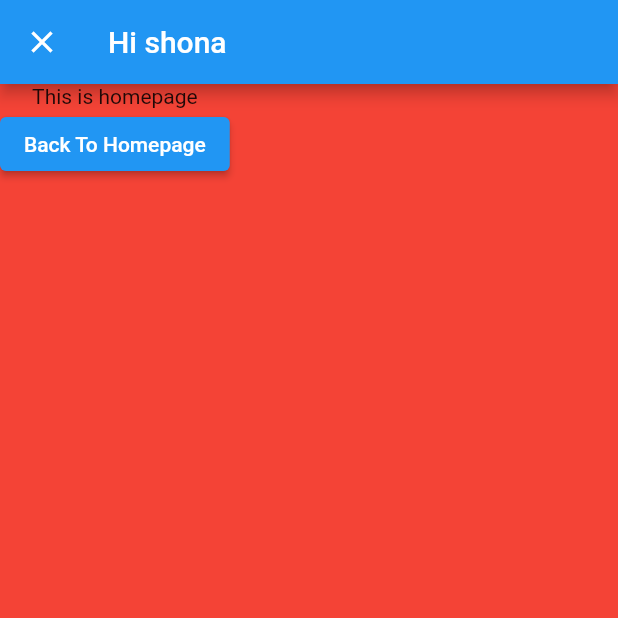
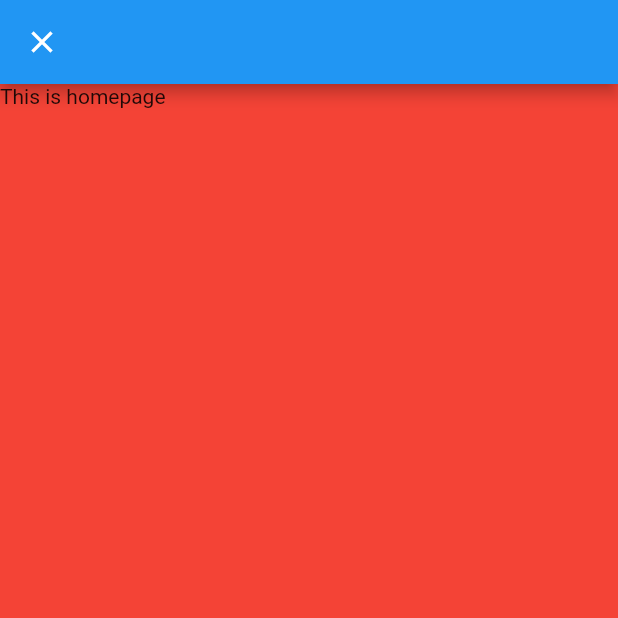
Before and after one commit to musfiqshanta/getX_project, a Flutter app: the screen it shows after launch, after a tap on "Go to Homepage", on a phone screen of 412 x 824 dp, the top half of it. Run offline on Flutter 3.47's test engine with Material 2 defaults, Android fonts, the phone set to English and light mode, and no system bars; our stand-ins replace get.

Commit message:
worker and bindigns

```diff
--- a/lib/controller.dart
+++ b/lib/controller.dart
@@ -1,6 +1,22 @@
+
 import 'package:flutter/material.dart';
 import 'package:get/get.dart';
 import 'students.dart';
+
+class HomeBindings implements Bindings{
+@override
+void dependencies(){
+Get.put(MyController());
+Get.put(Increment());
+Get.put(MyclassObs());
+
+}
+
+}
+
+
+
+
 
 class MyController extends GetxController {
   Students students = Students();
@@ -55,7 +71,7 @@ class AutoIncrement extends GetxController {
   }
 
   @override
-  void oninit() {
+  void onInit() {
     print("init called");
     super.onInit();
   }
@@ -66,3 +82,19 @@ class AutoIncrement extends GetxController {
     super.dispose();
   }
 }
+
+class Textfieldcount extends GetxController {
+  var type = 0.obs;
+  var x = 0.obs;
+  @override
+  void onInit() {
+    super.onInit();
+    // ever(type, (_) => print("has been changed ${type}"));
+    // once(type, (_) => print("has been changed ${type}"));
+    //   debounce(type, (data) => print("deboudnce ${data}"),
+    //       time: Duration(seconds: 1));
+    // }
+    interval(type, (data) => print("interval ${data}"),
+        time: Duration(seconds: 3));
+  }
+}
--- a/lib/home.dart
+++ b/lib/home.dart
@@ -1,5 +1,6 @@
 import 'package:flutter/material.dart';
 import 'package:get/get.dart';
+import 'package:getx_project/controller.dart';
 
 class Home extends StatefulWidget {
   const Home({super.key});
@@ -13,18 +14,18 @@ class _HomeState extends State<Home> {
     return Scaffold(
         backgroundColor: Colors.red,
         appBar: AppBar(
-          title: Text(Get.arguments),
-        ),
+            // title: Text(Get.arguments),
+            ),
         body: Column(
           children: [
             Text("This is homepage"),
-            ElevatedButton(
-                onPressed: () {
-                  Get.back(
-                    result: "Back from Homepage",
-                  );
-                },
-                child: Text("Back To Homepage"))
+            // ElevatedButton(
+            //     onPressed: () {
+            //       Get.back(
+            //         result: "Back from Homepage",
+            //       );
+            //     },
+            //     child: Text("Back To Homepage"))
           ],
         ));
   }
--- a/lib/main.dart
+++ b/lib/main.dart
@@ -15,6 +15,7 @@ class MyApp extends StatelessWidget {
   @override
   Widget build(BuildContext context) {
     return GetMaterialApp(
+      initialBinding: HomeBindings(),
       title: 'Flutter Demo',
       theme: ThemeData(
         primarySwatch: Colors.blue,
@@ -40,21 +41,35 @@ class _MyHomePageState extends State<MyHomePage> {
   }
 
   int track = 0;
-  final controller = Get.put(MyController());
-  final myclassObs = Get.put(MyclassObs());
+  //final controller = Get.put(MyController());
+  //final myclassObs = Get.put(MyclassObs());
   final increments = Get.put(Increment());
   //final students = Students(name: "Tom", age: 18).obs;
   final autoIncrement = Get.put(AutoIncrement());
+  final tcount = Get.put(Textfieldcount());
   @override
   Widget build(BuildContext context) {
     return Scaffold(
       appBar: AppBar(
         title: Text(widget.title),
       ),
-      body: Center(
+      body: SingleChildScrollView(
+        child: Center(
           child: Column(
             mainAxisAlignment: MainAxisAlignment.center,
             children: <Widget>[
+
+
+              TextField(
+                decoration: InputDecoration(
+                  border: OutlineInputBorder(),
+                  labelText: 'Password',
+                ),
+                onChanged: (value) {
+                  tcount.type.value++;
+                },
+              ),
+              Obx(() => Text(tcount.type.toString())),
               ElevatedButton(
                   onPressed: () {
                     Get.snackbar("Hi", "I'm modern snackbar");
@@ -101,6 +116,9 @@ class _MyHomePageState extends State<MyHomePage> {
 
                     print("Data value");
                     print(data);
+
+                    //Get.off(Home());
+                    //Get.offAll(Home());
                   },
                   child: Text("Go to Homepage")),
               ElevatedButton(
@@ -116,21 +134,21 @@ class _MyHomePageState extends State<MyHomePage> {
                     // });
                     if (0 == track) {
                       track = 1;
-
-                    controller.uppercase();
+                      Get.find<MyController>().uppercase();
+                      //a controller.uppercase();
                     } else if (1 == track) {
                       track = 0;
-                    controller.lowercase();
+                      Get.find<MyController>().lowercase();
                     }
                   },
                   child: Text("Change text")),
-            Obx(() => Text(controller.students.name.value)),
+              Obx(() => Text(Get.find<MyController>().students.name.value)),
               ElevatedButton(
                   onPressed: () {
-                  myclassObs.updatevalue();
+                    Get.find<MyclassObs>().updatevalue();
                   },
                   child: Text("ClassOBs")),
-            Obx(() => Text(myclassObs.nStudents.value.name)),
+              Obx(() => Text(Get.find<MyclassObs>().nStudents.value.name)),
               ElevatedButton(
                   onPressed: () {
                     Get.find<Increment>().incremnt();
@@ -167,6 +185,7 @@ class _MyHomePageState extends State<MyHomePage> {
             ],
           ),
         ),
+      ),
     );
   }
 }
--- a/pubspec.yaml
+++ b/pubspec.yaml
@@ -61,9 +61,8 @@ flutter:
   uses-material-design: true
 
   # To add assets to your application, add an assets section, like this:
-  # assets:
-  #   - images/a_dot_burr.jpeg
-  #   - images/a_dot_ham.jpeg
+  assets:
+    - images/wp.png
 
   # An image asset can refer to one or more resolution-specific "variants", see
   # https://flutter.dev/assets-and-images/#resolution-aware
```
Also changed, not shown: images/wp.png (added). Lines whose indentation alone changed are shown as unchanged.
